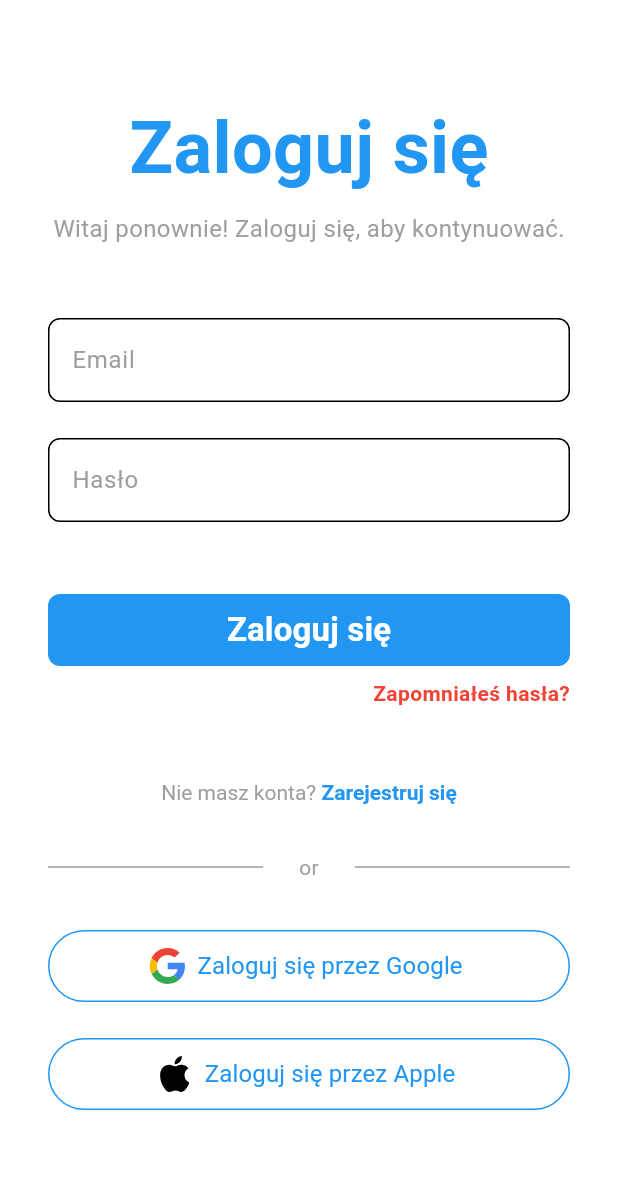
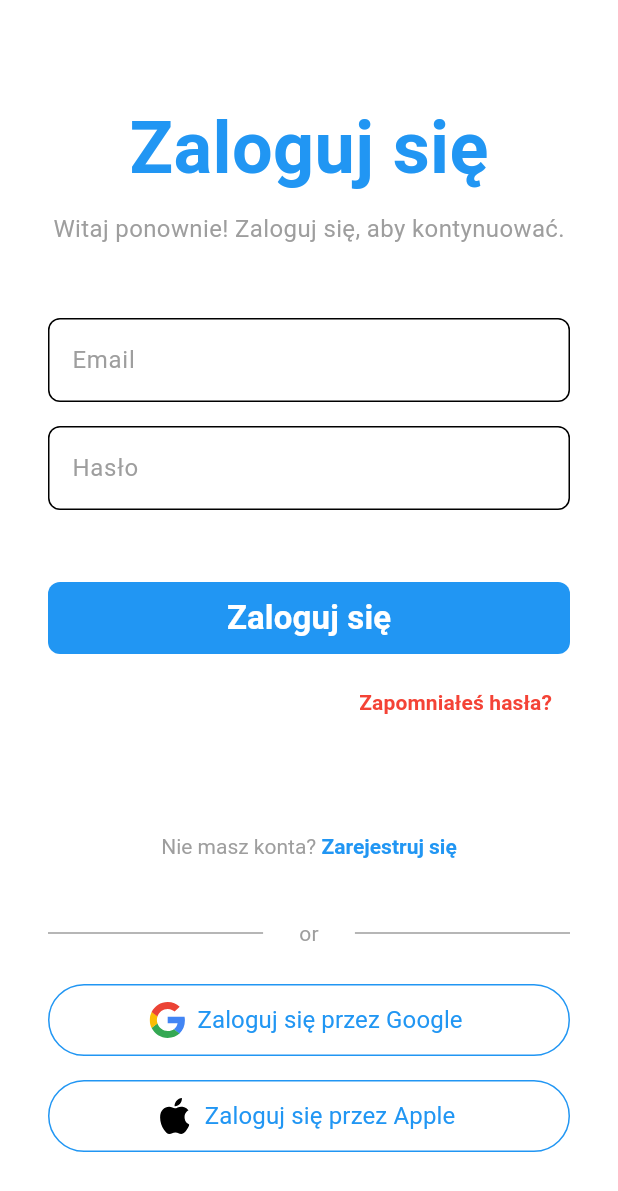
Before and after one commit to iDappStudio/Truckbill, a Flutter app: the screen it shows after launch, on a phone screen of 412 x 824 dp. Shown: the top 1191 px of the screen. Run offline on Flutter 3.47's test engine with Material 3 defaults, Android fonts, the phone set to English and light mode, and no system bars; our stand-ins replace cloud_firestore, firebase_auth, firebase_core, flutter_hooks, flutter_svg, freezed_annotation and 5 more; missing offline and left inert: hooked_bloc; accounts and stored records are empty; generated files the repository leaves out were written again.

Commit message:
feat: Update authentication UI components to use TextButton for social logins; refactor spacing and improve button styles

```diff
--- a/lib/presentation/screens/auth/sign_in.dart
+++ b/lib/presentation/screens/auth/sign_in.dart
@@ -37,9 +37,9 @@ class SignIn extends HookWidget {
               const AppSpacing.large(),
               const OtherOptions(),
               const AppSpacing.large(),
-              LoginSocials(text: context.s.signin_google, assetName: AppAssets.googleIcon),
+              LoginSocials(text: context.s.signin_google, assetName: AppAssets.googleIcon, onPressed: () {}),
               const AppSpacing.medium(),
-              LoginSocials(text: context.s.signin_apple, assetName: AppAssets.appleIcon),
+              LoginSocials(text: context.s.signin_apple, assetName: AppAssets.appleIcon, onPressed: () {}),
             ],
           ),
         ),
--- a/lib/presentation/screens/auth/widgets/create_account.dart
+++ b/lib/presentation/screens/auth/widgets/create_account.dart
@@ -1,6 +1,4 @@
 import 'package:flutter/material.dart';
-import 'package:go_router/go_router.dart';
-import 'package:truckbill/presentation/router/routes/app_routes.dart';
 import 'package:truckbill/presentation/theme/app_typography.dart';
 import 'package:truckbill/utils/context_extensions.dart';
 
@@ -9,8 +7,10 @@ class CreateAccount extends StatelessWidget {
 
   @override
   Widget build(BuildContext context) {
-    return GestureDetector(
-      onTap: () => context.go(AppRoutes.createAccount),
+    return TextButton(
+      onPressed: () {
+        //context.go(AppRoutes.createAccount)
+      },
       child: RichText(
         text: TextSpan(
           text: '${context.s.dont_have_account} ',
--- a/lib/presentation/screens/auth/widgets/forgot_password.dart
+++ b/lib/presentation/screens/auth/widgets/forgot_password.dart
@@ -1,6 +1,4 @@
 import 'package:flutter/material.dart';
-import 'package:go_router/go_router.dart';
-import 'package:truckbill/presentation/router/routes/app_routes.dart';
 import 'package:truckbill/presentation/theme/app_typography.dart';
 import 'package:truckbill/utils/context_extensions.dart';
 
@@ -11,8 +9,10 @@ class ForgotPassword extends StatelessWidget {
   Widget build(BuildContext context) {
     return Align(
       alignment: Alignment.centerRight,
-      child: GestureDetector(
-        onTap: () => context.push(AppRoutes.forgotPassword),
+      child: TextButton(
+        onPressed: () {
+           // context.push(AppRoutes.forgotPassword);
+        },
         child: Text(
           context.s.forgot_password,
           style: AppTypography.h5.copyWith(fontWeight: FontWeight.bold, color: context.colors.error),
--- a/lib/presentation/screens/auth/widgets/header_auth.dart
+++ b/lib/presentation/screens/auth/widgets/header_auth.dart
@@ -1,5 +1,6 @@
 import 'package:flutter/material.dart';
 import 'package:truckbill/presentation/theme/app_dimens.dart';
+import 'package:truckbill/presentation/theme/app_spacing.dart';
 import 'package:truckbill/presentation/theme/app_typography.dart';
 import 'package:truckbill/utils/context_extensions.dart';
 
@@ -17,7 +18,7 @@ class HeaderAuth extends StatelessWidget {
         child: Column(
           children: [
             Text(mainText, style: AppTypography.h1.copyWith(color: context.colors.primary, fontSize: AppDimens.xxl)),
-            SizedBox(height: AppDimens.s),
+            AppSpacing.small(),
             Text(secondText, style: AppTypography.h4.copyWith(color: context.colors.surface)),
           ],
         ),
--- a/lib/presentation/screens/auth/widgets/login_socials.dart
+++ b/lib/presentation/screens/auth/widgets/login_socials.dart
@@ -5,10 +5,11 @@ import 'package:truckbill/presentation/widgets/assets/svg_icon.dart';
 import 'package:truckbill/utils/context_extensions.dart';
 
 class LoginSocials extends StatelessWidget {
-  const LoginSocials({super.key, required this.text, required this.assetName});
+  const LoginSocials({super.key, required this.text, required this.assetName, required this.onPressed});
 
   final String text;
   final String assetName;
+  final VoidCallback onPressed;
 
   @override
   Widget build(BuildContext context) {
@@ -16,10 +17,10 @@ class LoginSocials extends StatelessWidget {
       width: double.infinity,
       height: AppDimens.xxl,
       child: TextButton.icon(
-        onPressed: () {},
+        onPressed: onPressed,
         icon: SvgIcon(assetName: assetName),
         label: Text(text, style: AppTypography.h4),
-        style: TextButton.styleFrom(
+        style: OutlinedButton.styleFrom(
           side: BorderSide(color: context.colors.primary),
           shape: RoundedRectangleBorder(borderRadius: BorderRadius.circular(AppDimens.xl)),
         ),
--- a/lib/presentation/theme/app_spacing.dart
+++ b/lib/presentation/theme/app_spacing.dart
@@ -5,7 +5,7 @@ import 'package:truckbill/presentation/theme/app_dimens.dart';
 
 class AppSpacing extends SizedBox {
   const AppSpacing.small() : super(height: AppDimens.s);
-  const AppSpacing.medium() : super(height: AppDimens.l);
-  const AppSpacing.large() : super(height: AppDimens.xl);
+  const AppSpacing.medium() : super(height: AppDimens.m);
+  const AppSpacing.large() : super(height: AppDimens.l);
   const AppSpacing.xLarge() : super(height: AppDimens.xxl);
 }
--- a/lib/presentation/theme/app_theme.dart
+++ b/lib/presentation/theme/app_theme.dart
@@ -20,7 +20,6 @@ class AppTheme {
       ),
       textButtonTheme: TextButtonThemeData(
         style: TextButton.styleFrom(
-          side: BorderSide(color: colors.primary),
           shape: RoundedRectangleBorder(borderRadius: BorderRadius.circular(AppDimens.xl)),
         ),
       ),
```
